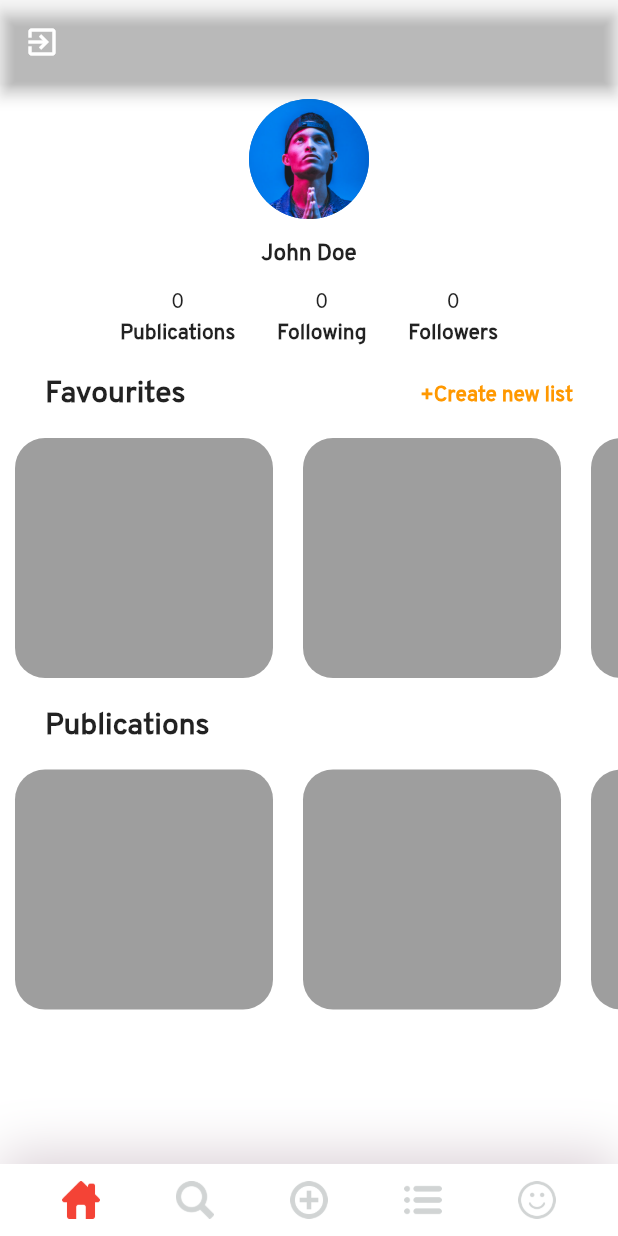
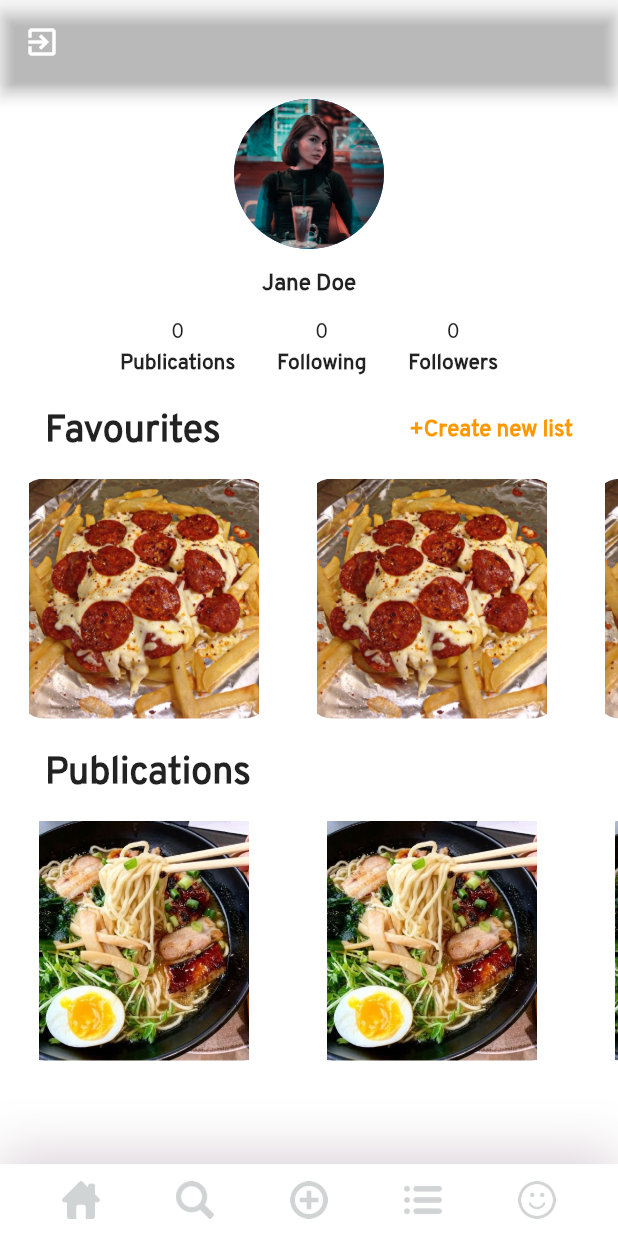
Before and after one commit to jmtaranza/Recipe-app, a Flutter app: the Profile screen opened directly, on a phone screen of 412 x 824 dp. Run offline on Flutter 3.47's test engine with Material 2 defaults, Android fonts, the phone set to English and light mode, and no system bars; our stand-ins replace cloud_firestore, firebase_auth, firebase_storage, flutter_image_compress, flutter_spinkit, google_sign_in and 8 more; accounts and stored records are empty; network calls fail.

```diff
--- a/lib/models/dashboard/dashboard_screen.dart
+++ b/lib/models/dashboard/dashboard_screen.dart
@@ -48,7 +48,7 @@ class DashboardScreen extends StatelessWidget {
                 ),
                 heightPlaceholder(isMobileScreen),
                 WaveBorderCard(
-                  recipeCardName: "Pancake",
+                  recipeCardName: "Breakfast",
                 ),
                 heightPlaceholder(isMobileScreen),
                 Text(
--- a/lib/views/profile.dart
+++ b/lib/views/profile.dart
@@ -35,7 +35,9 @@ class _ProfileState extends State<Profile> {
             width: MediaQuery.of(context).size.width - 240.0,
             height: MediaQuery.of(context).size.height - 50.0,
             decoration: BoxDecoration(
-                color: Colors.grey,
+                image: DecorationImage(
+                  image: AssetImage("assets/images/pizzafries.jpg"),
+                ),
                 borderRadius: BorderRadius.all(Radius.circular(20))),
           )),
     );
@@ -65,7 +67,9 @@ class _ProfileState extends State<Profile> {
             width: MediaQuery.of(context).size.width - 240.0,
             height: MediaQuery.of(context).size.height - 50.0,
             decoration: BoxDecoration(
-                color: Colors.grey,
+                image: DecorationImage(
+                  image: AssetImage("assets/images/ramen.jpg"),
+                ),
                 borderRadius: BorderRadius.all(Radius.circular(20))),
           )),
     );
@@ -102,16 +106,16 @@ class _ProfileState extends State<Profile> {
                   ),
                   Center(
                     child: Container(
-                      height: 80,
+                      height: 100,
                       child: CircleAvatar(
-                        radius: 40.0,
-                        backgroundImage: AssetImage("assets/images/user1.png"),
+                        radius: 50.0,
+                        backgroundImage: AssetImage("assets/images/post0.jpg"),
                       ),
                     ),
                   ),
                   SizedBox(height: 10),
                   Text(
-                    'John Doe',
+                    'Jane Doe',
                     style: TextStyle(
                       fontWeight: FontWeight.bold,
                       fontSize: 15,
@@ -166,7 +170,7 @@ class _ProfileState extends State<Profile> {
                         Text('Favourites',
                             style: TextStyle(
                               fontWeight: FontWeight.bold,
-                              fontSize: 20,
+                              fontSize: 25,
                             )),
                         Spacer(),
                         InkWell(
@@ -174,6 +178,7 @@ class _ProfileState extends State<Profile> {
                           child: Text(
                             '+Create new list',
                             style: TextStyle(
+                                fontSize: 15,
                                 color: Colors.orange,
                                 fontWeight: FontWeight.bold),
                           ),
@@ -189,7 +194,7 @@ class _ProfileState extends State<Profile> {
                         Text('Publications',
                             style: TextStyle(
                               fontWeight: FontWeight.bold,
-                              fontSize: 20,
+                              fontSize: 25,
                             )),
                       ],
                     ),
--- a/lib/widget/navitem.dart
+++ b/lib/widget/navitem.dart
@@ -16,7 +16,7 @@ class NavItem {
 // If we made any changes here Provider package rebuid those widget those use this NavItems
 class NavItems extends ChangeNotifier {
   // By default first one is selected
-  int selectedIndex = 0;
+  int selectedIndex;
 
   void chnageNavIndex(int index) {
     selectedIndex = index;
```
Also changed, not shown: assets/images/cheesefries.jpg (added), assets/images/cheesepenne.jpg (added), assets/images/garlicbread.jpg (added), assets/images/macandcheese.jpg (added), assets/images/nutellachurros.jpg (added), assets/images/pizzafries.jpg (added), assets/images/ramen.jpg (added).
